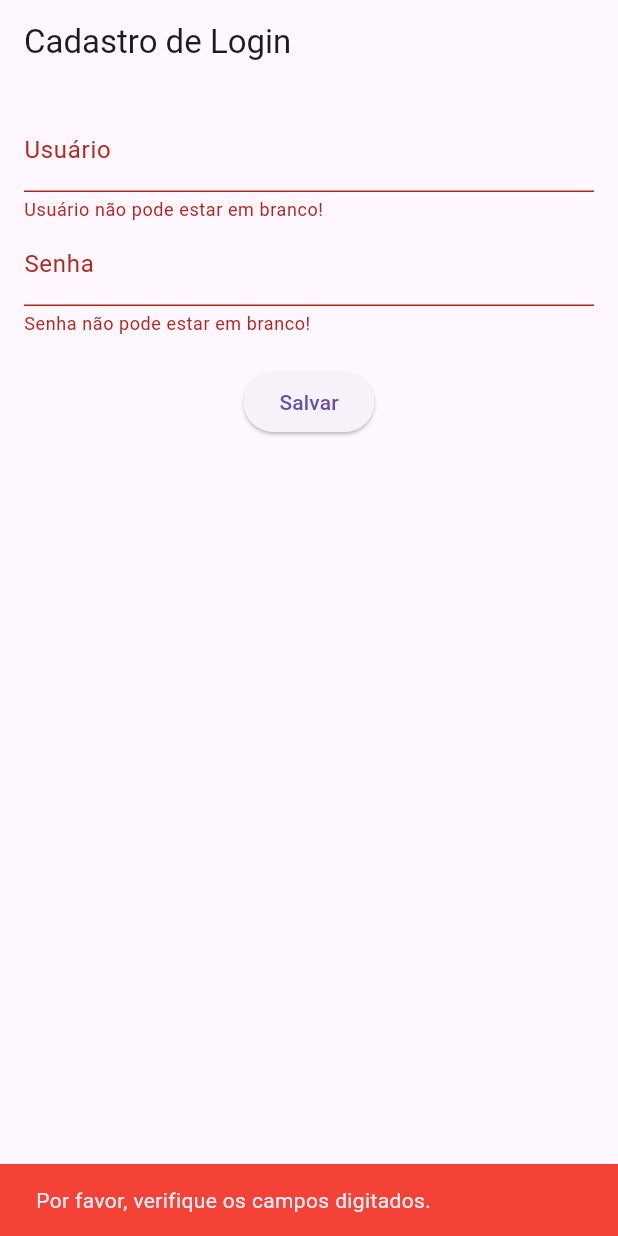
After one commit to ggabriel537/AgendaFlutter, a Flutter app: the screen it shows after launch, after a tap on "Salvar", on a phone screen of 412 x 824 dp. The commit adds this screen. Run offline on Flutter 3.47's test engine with Material 3 defaults, Android fonts, the phone set to English and light mode, and no system bars; our stand-ins replace mask_text_input_formatter, sqflite; accounts and stored records are empty.

Commit message:
Implementado função para Login, com cadastro e check de dados.

```diff
--- a/lib/DAO/ContatoDAO.dart
+++ b/lib/DAO/ContatoDAO.dart
@@ -7,7 +7,7 @@ class ContatoDAO {
     String path = join(await getDatabasesPath(), 'AgendaFlutter.db');
     return await openDatabase(path, onCreate: (db, version) {
       return db.execute(
-        "CREATE TABLE contatos(id INTEGER PRIMARY KEY AUTOINCREMENT, nome TEXT, email TEXT, telefone TEXT)",
+        "CREATE TABLE IF NOT EXISTS contatos(id INTEGER PRIMARY KEY AUTOINCREMENT, nome TEXT, email TEXT, telefone TEXT)",
       );
     }, version: 1);
   }
--- a/lib/DAO/Dao.dart
+++ b/lib/DAO/DaoC.dart
@@ -1,12 +1,12 @@
 import 'package:agenda_flutter/DAO/ContatoDAO.dart';
 import 'package:agenda_flutter/entidades/Contato.dart';
-import 'package:agenda_flutter/outros/RepositorioContato.dart';
+import 'package:agenda_flutter/Repositorios/RepositorioContato.dart';
 
 
-class Dao {
+class DaoC {
   ContatoDAO cd = ContatoDAO();
   Repositoriocontato rc = Repositoriocontato();
-  Dao({required this.rc});
+  DaoC({required this.rc});
   @override
   Future<void> adicionar(Contato c) async {
     cd.adicionar(c);
--- /dev/null
+++ b/lib/DAO/DaoL.dart
@@ -0,0 +1,23 @@
+import '../entidades/Login.dart';
+import 'LoginDAO.dart';
+
+
+class DaoL {
+  LoginDAO ld = LoginDAO();
+  @override
+  Future<void> adicionar(Login l) async {
+    ld.adicionarUsuario(l);
+  }
+
+  @override
+  Future<List<Login>> get logins => ld.logins;
+
+  void remover(Login l) {
+    ld.removerUsuario(l);
+  }
+
+
+  atualizar(Login l) {
+    ld.atualizar(l);
+  }
+}
--- /dev/null
+++ b/lib/DAO/LoginDAO.dart
@@ -0,0 +1,57 @@
+import 'package:sqflite/sqflite.dart';
+import 'package:path/path.dart';
+
+import '../entidades/Login.dart';
+
+class LoginDAO {
+  Future<Database> initializeDB() async {
+    String path = join(await getDatabasesPath(), 'LoginSystem.db');
+    return await openDatabase(path, onCreate: (db, version) {
+      return db.execute(
+        "CREATE TABLE IF NOT EXISTS usuarios(user TEXT PRIMARY KEY, senha TEXT)",
+      );
+    }, version: 1);
+  }
+
+  Future<void> adicionarUsuario(Login l) async {
+    final Database db = await initializeDB();
+    await db.insert('usuarios', l.toMap());
+  }
+
+  Future<bool> verificarUsuario(Login l) async {
+    final Database db = await initializeDB();
+    final List<Map<String, dynamic>> maps = await db.query(
+      'usuarios',
+      where: 'user = ? AND senha = ?',
+      whereArgs: [l.user, l.senha],
+    );
+    return maps.isNotEmpty;
+  }
+
+  Future<List<Login>> get logins async {
+    final Database db = await initializeDB();
+    final List<Map<String, dynamic>> maps = await db.query('usuarios');
+    return List.generate(maps.length, (i) {
+      return Login.fromMap(maps[i]);
+    });
+  }
+
+  Future<int> removerUsuario(Login l) async {
+    final Database db = await initializeDB();
+    return await db.delete("usuarios", where: 'user = ?', whereArgs: [l.user]);
+  }
+
+  Future<void> atualizar(Login novo) async {
+    final Database db = await initializeDB();
+    await db.rawUpdate(
+        "UPDATE usuarios SET senha = ? WHERE user = ?", [novo.senha, novo.user]
+    );
+    await db.close();
+  }
+
+  Future<bool> checarPrimeiroLogin() async {
+    final Database db = await initializeDB();
+    final List<Map<String, dynamic>> maps = await db.query('usuarios');
+    return maps.isNotEmpty;
+  }
+}
--- /dev/null
+++ b/lib/entidades/Login.dart
@@ -0,0 +1,21 @@
+
+class Login{
+  String user;
+  String senha;
+
+  Login({required this.user, required this.senha});
+
+  Map<String, dynamic> toMap() {
+    return {
+      'user': user,
+      'senha': senha,
+    };
+  }
+
+  factory Login.fromMap(Map<String, dynamic> mapa) {
+    return Login(
+      user: mapa['user'],
+      senha: mapa['senha'],
+    );
+  }
+}
--- a/lib/outros/main.dart
+++ b/lib/outros/main.dart
@@ -1,16 +1,25 @@
+import 'package:agenda_flutter/DAO/LoginDAO.dart';
+import 'package:agenda_flutter/telas/CadastroLogin.dart';
 import 'package:flutter/material.dart';
 
-import '../telas/Principal.dart';
+import '../telas/LoginUsuario.dart';
 
-void main() {
-  runApp(MyApp());
+void main() async {
+  WidgetsFlutterBinding.ensureInitialized();
+  LoginDAO loginDAO = LoginDAO();
+  bool usuarioCadastrado = await loginDAO.checarPrimeiroLogin(); //Checa se ja existe usuarios cadastrados
+  runApp(MyApp(usuarioCadastrado: usuarioCadastrado));
 }
 
 class MyApp extends StatelessWidget {
+  final bool usuarioCadastrado;
+
+  MyApp({required this.usuarioCadastrado});
+
   @override
   Widget build(BuildContext context) {
     return MaterialApp(
-      home: Principal(),
+      home: usuarioCadastrado ? LoginUsuario() : CadastroLogin(), //Caso ja existir leva para o LoginUsuario, senao leva para CadastroLogin
     );
   }
 }
--- /dev/null
+++ b/lib/telas/CadastroLogin.dart
@@ -0,0 +1,111 @@
+import 'package:flutter/material.dart';
+import '../DAO/LoginDAO.dart';
+import '../entidades/Login.dart';
+import 'Principal.dart';
+
+class CadastroLogin extends StatefulWidget {
+  @override
+  State<CadastroLogin> createState() => _CadastroLoginState();
+}
+
+class _CadastroLoginState extends State<CadastroLogin> {
+  final TextEditingController userController = TextEditingController();
+  final TextEditingController senhaController = TextEditingController();
+
+  String userErro = "";
+  String senhaErro = "";
+  bool erroUser = false;
+  bool erroSenha = false;
+
+  void _validarCampos() {
+    setState(() {
+      erroUser = userController.text.isEmpty;
+      userErro = erroUser ? "Usuário não pode estar em branco!" : '';
+      erroSenha = senhaController.text.isEmpty;
+      senhaErro = erroSenha ? "Senha não pode estar em branco!" : '';
+    });
+  }
+
+  @override
+  Widget build(BuildContext context) {
+    LoginDAO loginDAO = LoginDAO();
+
+    return Scaffold(
+      appBar: AppBar(
+        title: Text('Cadastro de Login'),
+      ),
+      body: Padding(
+        padding: const EdgeInsets.all(16.0),
+        child: Column(
+          children: [
+            TextField(
+              decoration: InputDecoration(
+                labelText: 'Usuário',
+                errorText: erroUser ? userErro : null,
+              ),
+              controller: userController,
+            ),
+            TextField(
+              decoration: InputDecoration(
+                labelText: 'Senha',
+                errorText: erroSenha ? senhaErro : null,
+              ),
+              controller: senhaController,
+              obscureText: true, // Oculta a senha
+            ),
+            SizedBox(height: 20),
+            ElevatedButton(
+              onPressed: () async {
+                _validarCampos();
+                if (!erroUser && !erroSenha) {
+                  // Verifica se o usuário já existe
+                  bool usuarioExistente = await loginDAO.verificarUsuario(Login(
+                    user: userController.text,
+                    senha: senhaController.text,
+                  ));
+
+                  if (usuarioExistente) {
+                    ScaffoldMessenger.of(context).showSnackBar(
+                      SnackBar(
+                        content: Text('Usuário já cadastrado!'),
+                        duration: Duration(seconds: 3),
+                        backgroundColor: Colors.red,
+                      ),
+                    );
+                  } else {
+                    // Adiciona o novo usuário
+                    await loginDAO.adicionarUsuario(Login(
+                      user: userController.text,
+                      senha: senhaController.text,
+                    ));
+                    ScaffoldMessenger.of(context).showSnackBar(
+                      SnackBar(
+                        content: Text('Cadastro realizado com sucesso!'),
+                        duration: Duration(seconds: 3),
+                        backgroundColor: Colors.green,
+                      ),
+                    );
+                    // Redireciona para a tela principal
+                    Navigator.pushReplacement(
+                      context,
+                      MaterialPageRoute(builder: (context) => Principal()),
+                    );
+                  }
+                } else {
+                  ScaffoldMessenger.of(context).showSnackBar(
+                    SnackBar(
+                      content: Text('Por favor, verifique os campos digitados.'),
+                      duration: Duration(seconds: 3),
+                      backgroundColor: Colors.red,
+                    ),
+                  );
+                }
+              },
+              child: Text('Salvar'),
+            ),
+          ],
+        ),
+      ),
+    );
+  }
+}
--- a/lib/telas/SelecaoAlt.dart
+++ b/lib/telas/SelecaoAlt.dart
@@ -1,5 +1,5 @@
-import 'package:agenda_flutter/DAO/Dao.dart';
-import 'package:agenda_flutter/outros/RepositorioContato.dart';
+import 'package:agenda_flutter/DAO/DaoC.dart';
+import 'package:agenda_flutter/Repositorios/RepositorioContato.dart';
 import 'package:flutter/material.dart';
 import '../entidades/Contato.dart';
 import 'AlteracaoCadastro.dart';
@@ -26,7 +26,7 @@ class ListagemState extends State<Selecaoalt> {
   }
 
   Future<void> _loadContatos() async {
-    Dao cd = Dao(rc: rc);
+    DaoC cd = DaoC(rc: rc);
     contatos = await cd.contatos;
     setState(() {});
   }
```
Also changed, not shown: lib/Repositorios/RepositorioContato.dart (renamed from lib/outros/RepositorioContato.dart, +4 -6 lines), lib/telas/AlteracaoCadastro.dart (+4 -4 lines), lib/telas/Cadastro.dart (+4 -3 lines), lib/telas/LoginUsuario.dart (added, +109 -0 lines), lib/telas/Principal.dart (+19 -8 lines).
